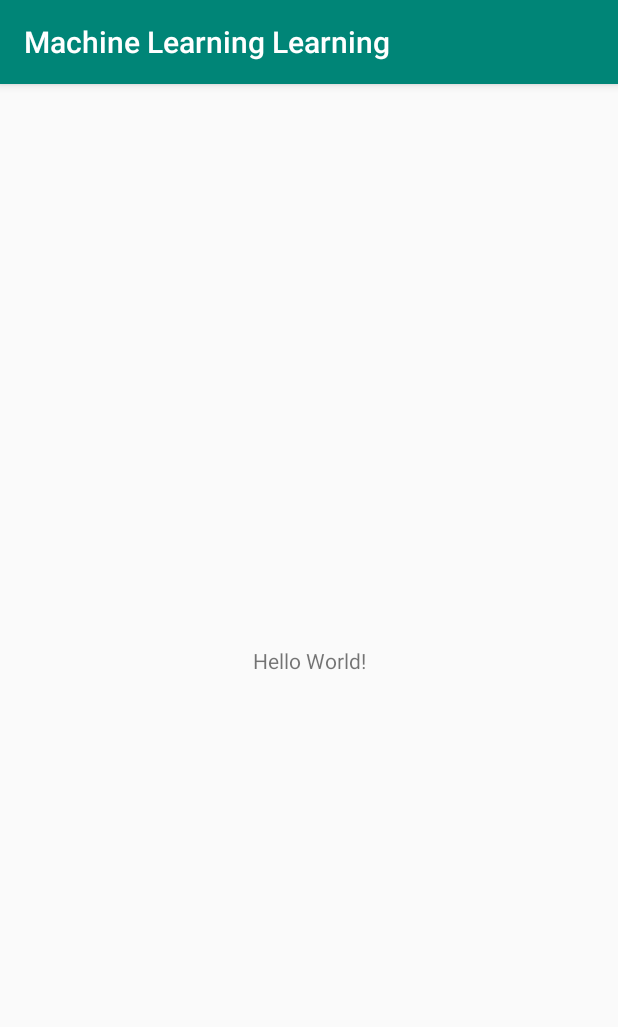
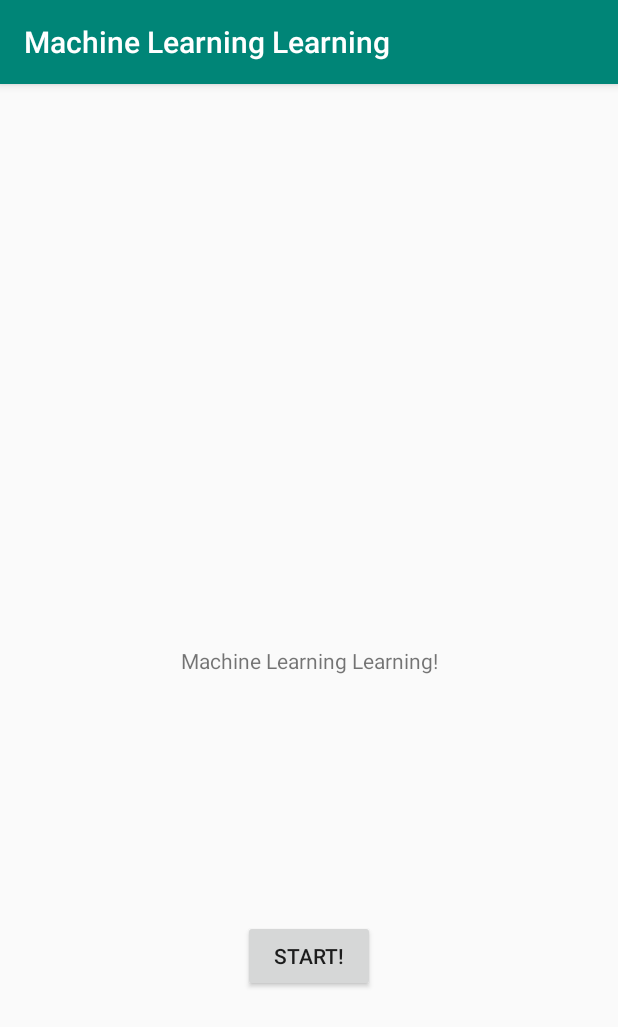
Before and after one commit to 5hourupload/Machine-Learning-Learning, an Android app: the screen it shows after launch (MainActivity), on a phone screen of 412 x 824 dp. Shown: the top 1027 px of the screen. Run offline under Robolectric (Android 15) with nearby library versions, the phone set to English and light mode, and no system bars.

Commit message:
initialized main menu activity

```diff
--- a/app/src/main/AndroidManifest.xml
+++ b/app/src/main/AndroidManifest.xml
@@ -16,6 +16,12 @@
                 <category android:name="android.intent.category.LAUNCHER" />
             </intent-filter>
         </activity>
+        <activity android:name=".MainMenuActivity">
+            <intent-filter>
+                <action android:name="android.intent.action.VIEW" />
+
+            </intent-filter>
+        </activity>
     </application>
 
 </manifest>
--- a/app/src/main/java/fhu/machinelearninglearning/MainActivity.java
+++ b/app/src/main/java/fhu/machinelearninglearning/MainActivity.java
@@ -1,7 +1,10 @@
 package fhu.machinelearninglearning;
 
+import android.content.Intent;
 import android.support.v7.app.AppCompatActivity;
 import android.os.Bundle;
+import android.view.View;
+import android.widget.Button;
 
 public class MainActivity extends AppCompatActivity
 {
@@ -12,5 +15,16 @@ public class MainActivity extends AppCompatActivity
         super.onCreate(savedInstanceState);
         setContentView(R.layout.activity_main);
         //sup
+
+        Button startButton = findViewById(R.id.startButton);
+        startButton.setOnClickListener(new View.OnClickListener()
+        {
+            @Override
+            public void onClick(View view)
+            {
+                Intent intent = new Intent(getApplicationContext(), MainMenuActivity.class);
+                startActivity(intent);
+            }
+        });
     }
 }
--- a/app/src/main/res/layout/activity_main.xml
+++ b/app/src/main/res/layout/activity_main.xml
@@ -7,12 +7,27 @@
     tools:context=".MainActivity">
 
     <TextView
+        android:id="@+id/textView"
         android:layout_width="wrap_content"
         android:layout_height="wrap_content"
-        android:text="Hello World!"
+        android:text="Machine Learning Learning!"
         app:layout_constraintBottom_toBottomOf="parent"
         app:layout_constraintLeft_toLeftOf="parent"
         app:layout_constraintRight_toRightOf="parent"
         app:layout_constraintTop_toTopOf="parent" />
 
+    <Button
+        android:layout_width="wrap_content"
+        android:layout_height="wrap_content"
+        android:layout_marginStart="8dp"
+        android:layout_marginTop="8dp"
+        android:layout_marginEnd="8dp"
+        android:layout_marginBottom="8dp"
+        android:text="Start!"
+        android:id="@+id/startButton"
+        app:layout_constraintBottom_toBottomOf="parent"
+        app:layout_constraintEnd_toEndOf="parent"
+        app:layout_constraintStart_toStartOf="parent"
+        app:layout_constraintTop_toBottomOf="@+id/textView" />
+
 </android.support.constraint.ConstraintLayout>
```
Also changed, not shown: app/src/main/java/fhu/machinelearninglearning/MainMenuActivity.java (added, +19 -0 lines), app/src/main/res/layout/main_menu.xml (added, +12 -0 lines).
